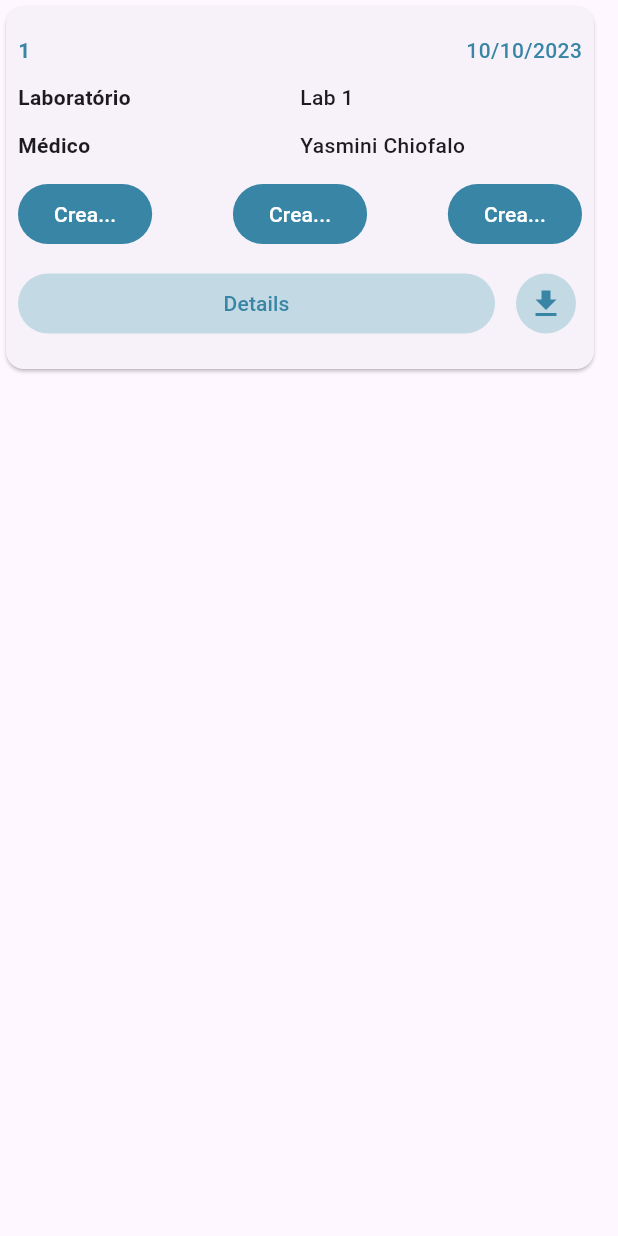
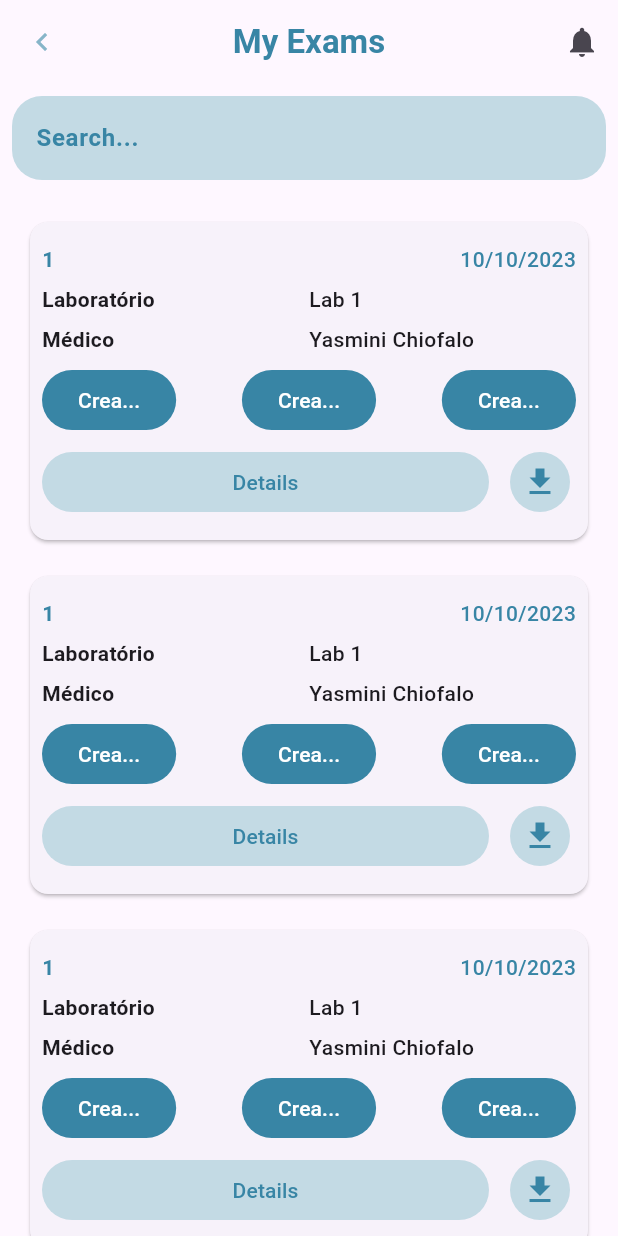
Before and after one commit to rozbr96/learning-flutter, a Flutter app: the screen it shows after launch, on a phone screen of 412 x 824 dp. Run offline on Flutter 3.47's test engine with Material 3 defaults, Android fonts, the phone set to English and light mode, and no system bars.

Commit message:
Add basic exams listing

```diff
--- a/lib/screens/home.dart
+++ b/lib/screens/home.dart
@@ -1,15 +1,10 @@
 import 'package:flutter/material.dart';
 import 'package:learning_flutter/models/exam.dart';
+import 'package:learning_flutter/utils/colors.dart';
 import 'package:learning_flutter/widgets/cards/exam_brief.dart';
+import 'package:learning_flutter/widgets/inputs/search.dart';
 
-class HomeScreen extends StatelessWidget {
-  const HomeScreen({super.key});
-
-  @override
-  Widget build(BuildContext context) {
-    return Scaffold(
-      body: ExamBriefCard(
-        exam: Exam.fromJSON({
+const examData = {
   "id": 1,
   "patient_id": 1,
   "doctor_id": 4,
@@ -38,7 +33,63 @@ class HomeScreen extends StatelessWidget {
     "created_at": "2024-05-29T20:11:44.080Z",
     "updated_at": "2024-05-29T20:11:44.080Z"
   }
-        }),
+};
+
+class HomeScreen extends StatelessWidget {
+  const HomeScreen({super.key});
+
+  @override
+  Widget build(BuildContext context) {
+    return Scaffold(
+      appBar: AppBar(
+        actions: [
+          IconButton(
+            onPressed: () {},
+            icon: const Icon(Icons.notifications),
+          )
+        ],
+        leading: IconButton(
+          icon: const Icon(Icons.keyboard_arrow_left),
+          style: const ButtonStyle(
+            iconColor: MaterialStatePropertyAll(primaryBackgroundColor),
+          ),
+          onPressed: () {
+            Navigator.pop(context);
+          },
+        ),
+        title: const Text(
+          'My Exams',
+          style: TextStyle(
+            color: primaryForegroundColor,
+            fontWeight: FontWeight.bold,
+          ),
+        ),
+        centerTitle: true,
+      ),
+      body: Column(
+        children: [
+          const Padding(
+            padding: EdgeInsets.all(8.0),
+            child: SearchInput(),
+          ),
+          Expanded(
+            child: ListView.builder(
+              padding: const EdgeInsets.all(8),
+              itemCount: 10,
+              itemBuilder: (BuildContext context, int index) {
+                return Padding(
+                  padding: const EdgeInsets.all(8.0),
+                  child: SizedBox(
+                    height: 220,
+                    child: ExamBriefCard(
+                      exam: Exam.fromJSON(examData),
+                    ),
+                  ),
+                );
+              },
+            ),
+          ),
+        ],
       ),
     );
   }
--- /dev/null
+++ b/lib/widgets/inputs/search.dart
@@ -0,0 +1,13 @@
+import 'package:flutter/material.dart';
+import 'package:learning_flutter/widgets/inputs/base.dart';
+
+class _SearchInputState extends BaseInputState {
+  _SearchInputState() : super(label: 'Search...', hintText: 'Search...');
+}
+
+class SearchInput extends StatefulWidget {
+  const SearchInput({super.key});
+
+  @override
+  State<StatefulWidget> createState() => _SearchInputState();
+}
```
Lines whose indentation alone changed are shown as unchanged.
